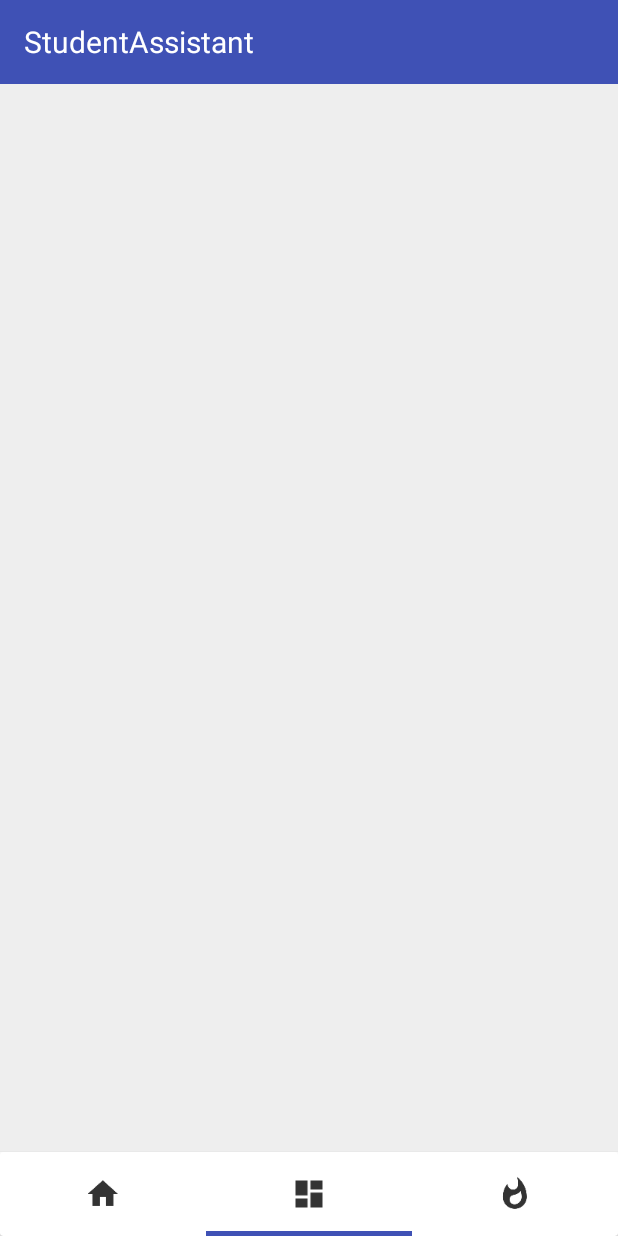
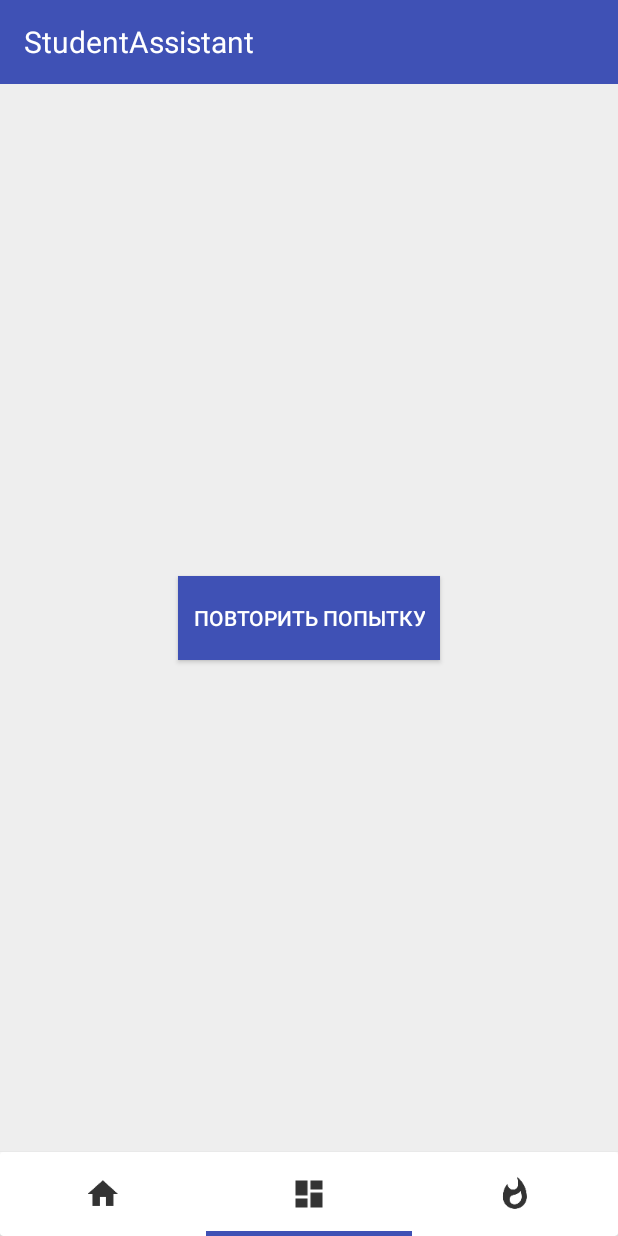
Before and after one commit to merkelAlbert/StudentAssistant, an Android app: the screen it shows after launch (MainActivity), item 2 of the bottom bar chosen, on a phone screen of 412 x 824 dp. Run offline under Robolectric (Android 15) with nearby library versions, the phone set to English and light mode, and no system bars; our stand-ins replace Volley; network calls fail.

Commit message:
homework editing added. Progress bar and reload button added too

```diff
--- a/app/src/main/AndroidManifest.xml
+++ b/app/src/main/AndroidManifest.xml
@@ -22,10 +22,9 @@
             </intent-filter>
         </activity>
         <activity
-
             android:name=".homework.NewHomeworkActivity"
             android:label="@string/title_activity_new_homework"
-            android:theme="@style/AppTheme"/>
+            android:theme="@style/AppTheme" />
     </application>
 
 </manifest>
--- a/app/src/main/java/com/assistant/albert/studentassistant/Urls.java
+++ b/app/src/main/java/com/assistant/albert/studentassistant/Urls.java
@@ -5,4 +5,5 @@ public class Urls {
     public static String homework = root + "homework/";
     public static String schedule = root + "schedule/";
     public static String addHomework = root + "addhomework/";
+    public static String changeHomework = root + "changeHomework";
 }
--- a/app/src/main/java/com/assistant/albert/studentassistant/homework/HomeworkFragment.java
+++ b/app/src/main/java/com/assistant/albert/studentassistant/homework/HomeworkFragment.java
@@ -13,7 +13,8 @@ import android.support.v7.widget.RecyclerView;
 import android.view.LayoutInflater;
 import android.view.View;
 import android.view.ViewGroup;
-import android.widget.Toast;
+import android.widget.Button;
+import android.widget.ProgressBar;
 
 import com.android.volley.Request;
 import com.android.volley.RequestQueue;
@@ -45,6 +46,8 @@ public class HomeworkFragment extends Fragment {
     private RecyclerView recyclerView;
     private SwipeRefreshLayout swipeRefreshLayout;
     private FloatingActionButton floatingActionButton;
+    private ProgressBar spinner;
+    private Button reloadButton;
 
     public void setDataFromServer(String url) {
 
@@ -58,11 +61,14 @@ public class HomeworkFragment extends Fragment {
                     @RequiresApi(api = Build.VERSION_CODES.N)
                     @Override
                     public void onResponse(JSONArray response) {
+                        spinner.setVisibility(View.GONE);
                         arrayList = new ArrayList<>();
                         for (int i = 0; i < response.length(); i++) {
                             try {
                                 JSONObject jsonObject = response.getJSONObject(i);
-                                arrayList.add(new HomeworkItem(jsonObject.getString("subject"),
+                                arrayList.add(new HomeworkItem(
+                                        jsonObject.getString("id"),
+                                        jsonObject.getString("subject"),
                                         jsonObject.getString("exercise"),
                                         jsonObject.getInt("time")));
                             } catch (JSONException e) {
@@ -78,7 +84,17 @@ public class HomeworkFragment extends Fragment {
                 new Response.ErrorListener() {
                     @Override
                     public void onErrorResponse(VolleyError error) {
-                        Toast.makeText(getActivity().getApplicationContext(), "Server is not responding", Toast.LENGTH_LONG).show();
+                        spinner.setVisibility(View.GONE);
+
+                        reloadButton.setVisibility(View.VISIBLE);
+                        reloadButton.setOnClickListener(new View.OnClickListener() {
+                            @Override
+                            public void onClick(View view) {
+                                reloadButton.setVisibility(View.GONE);
+                                spinner.setVisibility(View.VISIBLE);
+                                setDataFromServer(Urls.homework);
+                            }
+                        });
                     }
                 }
         );
@@ -92,6 +108,11 @@ public class HomeworkFragment extends Fragment {
         recyclerView = view.findViewById(R.id.homeworkRecycler);
         swipeRefreshLayout = view.findViewById(R.id.homeworkContainer);
         floatingActionButton = view.findViewById(R.id.homeworkFAB);
+        spinner = view.findViewById(R.id.progressBar);
+        reloadButton = view.findViewById(R.id.reloadButton);
+
+        reloadButton.setVisibility(View.GONE);
+        spinner.setVisibility(View.VISIBLE);
 
         recyclerView.addOnScrollListener(new RecyclerView.OnScrollListener() {
             @Override
@@ -109,6 +130,7 @@ public class HomeworkFragment extends Fragment {
             @Override
             public void onClick(View view) {
                 Intent newHomework = new Intent(getActivity(), NewHomeworkActivity.class);
+                newHomework.putExtra("editing","false");
                 getActivity().startActivity(newHomework);
 
             }
@@ -120,13 +142,13 @@ public class HomeworkFragment extends Fragment {
             @Override
             public void onRefresh() {
                 swipeRefreshLayout.setRefreshing(true);
+                arrayList.clear();
                 setDataFromServer(Urls.homework);
 
                 swipeRefreshLayout.post(new Runnable() {
                     @Override
                     public void run() {
                         swipeRefreshLayout.setRefreshing(false);
-
                     }
                 });
             }
@@ -134,8 +156,6 @@ public class HomeworkFragment extends Fragment {
 
         if (arrayList.isEmpty()) {
             this.setDataFromServer(Urls.homework);
-        } else {
-            Toast.makeText(getActivity().getApplicationContext(), "Уже есть", Toast.LENGTH_LONG).show();
         }
         return view;
     }
@@ -145,4 +165,5 @@ public class HomeworkFragment extends Fragment {
         void onFragmentInteraction(Uri uri);
     }
 
+
 }
--- a/app/src/main/java/com/assistant/albert/studentassistant/schedule/ScheduleFragment.java
+++ b/app/src/main/java/com/assistant/albert/studentassistant/schedule/ScheduleFragment.java
@@ -9,7 +9,8 @@ import android.support.v7.widget.RecyclerView;
 import android.view.LayoutInflater;
 import android.view.View;
 import android.view.ViewGroup;
-import android.widget.Toast;
+import android.widget.Button;
+import android.widget.ProgressBar;
 
 import com.android.volley.Request;
 import com.android.volley.RequestQueue;
@@ -29,10 +30,12 @@ public class ScheduleFragment extends Fragment {
 
     private ScheduleResponse scheduleResponse;
     private View view;
-
+    private ProgressBar spinner;
+    private SwipeRefreshLayout scheduleSwipeRefreshLayout;
+    private Button reloadButton;
+    private RecyclerView recyclerView;
 
     public void setDataFromServer(String url) {
-        final RecyclerView recyclerView = view.findViewById(R.id.scheduleRecycler);
         RecyclerView.LayoutManager layoutManager = new LinearLayoutManager(getContext());
         recyclerView.setLayoutManager(layoutManager);
 
@@ -42,6 +45,7 @@ public class ScheduleFragment extends Fragment {
                 new Response.Listener<JSONObject>() {
                     @Override
                     public void onResponse(JSONObject response) {
+                        spinner.setVisibility(View.GONE);
                         scheduleResponse = new ScheduleResponse();
                         try {
                             JSONArray schedule = response.getJSONArray("schedule");
@@ -49,12 +53,12 @@ public class ScheduleFragment extends Fragment {
                                 DaySchedule daySchedule = new DaySchedule();
                                 JSONArray dayJsonArray = schedule.getJSONArray(i);
                                 for (int j = 0; j < dayJsonArray.length(); j++) {
-                                    ClassChedule classChedule = new ClassChedule();
+                                    ClassSchedule classSchedule = new ClassSchedule();
                                     JSONArray classJsonArray = dayJsonArray.getJSONArray(j);
                                     for (int k = 0; k < classJsonArray.length(); k++) {
-                                        classChedule.getClassSchedule().add(classJsonArray.getString(k));
+                                        classSchedule.getClassSchedule().add(classJsonArray.getString(k));
                                     }
-                                    daySchedule.getDaySchedule().add(classChedule.getClassSchedule());
+                                    daySchedule.getDaySchedule().add(classSchedule.getClassSchedule());
                                 }
                                 scheduleResponse.Schedule().add(daySchedule.getDaySchedule());
                             }
@@ -69,19 +73,37 @@ public class ScheduleFragment extends Fragment {
                 new Response.ErrorListener() {
                     @Override
                     public void onErrorResponse(VolleyError error) {
-                        Toast.makeText(getActivity().getApplicationContext(), "Server is not responding", Toast.LENGTH_LONG).show();
+                        spinner.setVisibility(View.GONE);
+
+                        reloadButton.setVisibility(View.VISIBLE);
+                        reloadButton.setOnClickListener(new View.OnClickListener() {
+                            @Override
+                            public void onClick(View view) {
+                                reloadButton.setVisibility(View.GONE);
+                                spinner.setVisibility(View.VISIBLE);
+                                setDataFromServer(Urls.schedule);
+                            }
+                        });
                     }
                 }
         );
         queue.add(jsonObjectRequest);
     }
 
+
     @Override
     public View onCreateView(LayoutInflater inflater, ViewGroup container,
                              Bundle savedInstanceState) {
         view = inflater.inflate(R.layout.fragment_schedule, container, false);
 
-        final SwipeRefreshLayout scheduleSwipeRefreshLayout = view.findViewById(R.id.scheduleOfDay);
+        recyclerView = view.findViewById(R.id.scheduleRecycler);
+        spinner = view.findViewById(R.id.progressBar);
+        reloadButton = view.findViewById(R.id.reloadButton);
+        scheduleSwipeRefreshLayout = view.findViewById(R.id.scheduleOfDay);
+
+        reloadButton.setVisibility(View.GONE);
+        spinner.setVisibility(View.VISIBLE);
+
         scheduleSwipeRefreshLayout.setColorSchemeColors(view.getResources().getColor(R.color.colorPrimary));
 
         scheduleSwipeRefreshLayout.setOnRefreshListener(new SwipeRefreshLayout.OnRefreshListener() {
@@ -102,8 +124,6 @@ public class ScheduleFragment extends Fragment {
         });
         if (scheduleResponse == null) {
             this.setDataFromServer(Urls.schedule);
-        } else {
-            Toast.makeText(getActivity().getApplicationContext(), "Уже есть", Toast.LENGTH_LONG).show();
         }
         return view;
     }
--- a/app/src/main/res/layout/activity_new_homework.xml
+++ b/app/src/main/res/layout/activity_add_edit_homework.xml
@@ -50,11 +50,12 @@
 
             <Button
                 android:id="@+id/submitHomework"
-                android:layout_width="100dp"
+                android:layout_width="wrap_content"
+                android:padding="10dp"
                 android:layout_height="56dp"
                 android:layout_margin="30dp"
                 android:background="@color/colorPrimary"
-                android:text="Добавить"
+                android:text="Подтвердить"
                 android:textColor="@color/white"
                 app:layout_constraintLeft_toLeftOf="parent"
                 app:layout_constraintRight_toRightOf="parent"
--- a/app/src/main/res/layout/fragment_homework.xml
+++ b/app/src/main/res/layout/fragment_homework.xml
@@ -20,6 +20,9 @@
 
     </android.support.v4.widget.SwipeRefreshLayout>
 
+    <include layout="@layout/progress_bar"/>
+    <include layout="@layout/reload_button"/>
+
     <android.support.design.widget.FloatingActionButton
         android:id="@+id/homeworkFAB"
         android:layout_width="60dp"
--- a/app/src/main/res/layout/fragment_schedule.xml
+++ b/app/src/main/res/layout/fragment_schedule.xml
@@ -1,16 +1,25 @@
 <?xml version="1.0" encoding="utf-8"?>
-<android.support.v4.widget.SwipeRefreshLayout xmlns:android="http://schemas.android.com/apk/res/android"
-    android:id="@+id/scheduleOfDay"
+<android.support.design.widget.CoordinatorLayout xmlns:android="http://schemas.android.com/apk/res/android"
     xmlns:tools="http://schemas.android.com/tools"
     android:layout_width="match_parent"
     android:layout_height="match_parent"
-    tools:context=".schedule.ScheduleFragment">
-    <!-- TODO: Update blank fragment layout -->
+    android:orientation="vertical">
 
-    <android.support.v7.widget.RecyclerView xmlns:android="http://schemas.android.com/apk/res/android"
-        xmlns:tools="http://schemas.android.com/tools"
-        android:id="@+id/scheduleRecycler"
+    <include layout="@layout/progress_bar" />
+    <include layout="@layout/reload_button"/>
+
+    <android.support.v4.widget.SwipeRefreshLayout
+
+        android:id="@+id/scheduleOfDay"
         android:layout_width="match_parent"
-        android:layout_height="wrap_content" />
+        android:layout_height="match_parent"
+        tools:context=".schedule.ScheduleFragment">
 
-</android.support.v4.widget.SwipeRefreshLayout>
+        <android.support.v7.widget.RecyclerView
+
+            android:id="@+id/scheduleRecycler"
+            android:layout_width="match_parent"
+            android:layout_height="wrap_content" />
+
+    </android.support.v4.widget.SwipeRefreshLayout>
+</android.support.design.widget.CoordinatorLayout>
--- /dev/null
+++ b/app/src/main/res/layout/reload_button.xml
@@ -0,0 +1,11 @@
+<?xml version="1.0" encoding="utf-8"?>
+<Button xmlns:android="http://schemas.android.com/apk/res/android"
+    android:id="@+id/reloadButton"
+    android:layout_width="wrap_content"
+    android:layout_height="56dp"
+    android:layout_gravity="center"
+    android:background="@color/colorPrimary"
+    android:padding="10dp"
+    android:text="Повторить попытку"
+    android:textColor="@color/white">
+</Button>
--- a/app/src/main/res/values/strings.xml
+++ b/app/src/main/res/values/strings.xml
@@ -8,5 +8,6 @@
     <!-- TODO: Remove or change this placeholder text -->
     <string name="hello_blank_fragment">Hello blank fragment</string>
     <string name="title_activity_new_homework">NewHomewokActivity</string>
+    <string name="title_activity_edit_homework">EditHomeworkActivity</string>
 
 </resources>
```
Also changed, not shown: app/src/main/java/com/assistant/albert/studentassistant/homework/HomeworkItem.java (+7 -1 lines), app/src/main/java/com/assistant/albert/studentassistant/homework/HomeworkRecyclerAdapter.java (+44 -10 lines), app/src/main/java/com/assistant/albert/studentassistant/homework/NewHomeworkActivity.java (+30 -8 lines), app/src/main/java/com/assistant/albert/studentassistant/schedule/ScheduleResponse.java (+7 -2 lines), app/src/main/res/layout/progress_bar.xml (added, +7 -0 lines).
